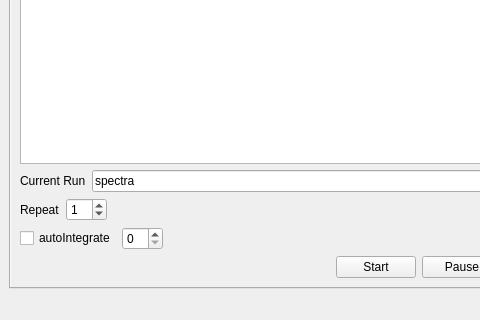
Old version of the form piccolo2/player/player.ui in the repository TeamPiccolo/piccolo2-player; both pictures show x 0 to 480 and y 350 to 670 of the 780 by 670 pixel window.
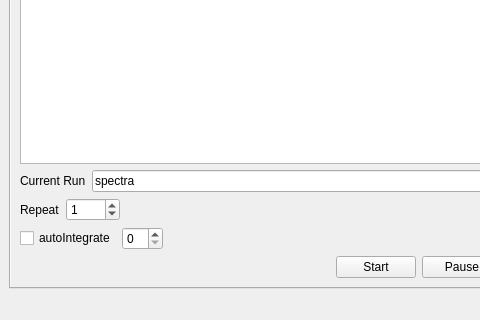
New version of the form. The open tabs and pages were chosen to show the change. Custom widgets are drawn as their Qt base class.

What changed in the file:
```diff
--- a/piccolo2/player/player.ui
+++ b/piccolo2/player/player.ui
@@ -321,6 +321,9 @@
               <property name="statusTip">
                <string/>
               </property>
+              <property name="maximum">
+               <number>9999</number>
+              </property>
               <property name="value">
                <number>1</number>
               </property>
```
Left out of the diff: 2 changed lines with no effect on the pictures.
